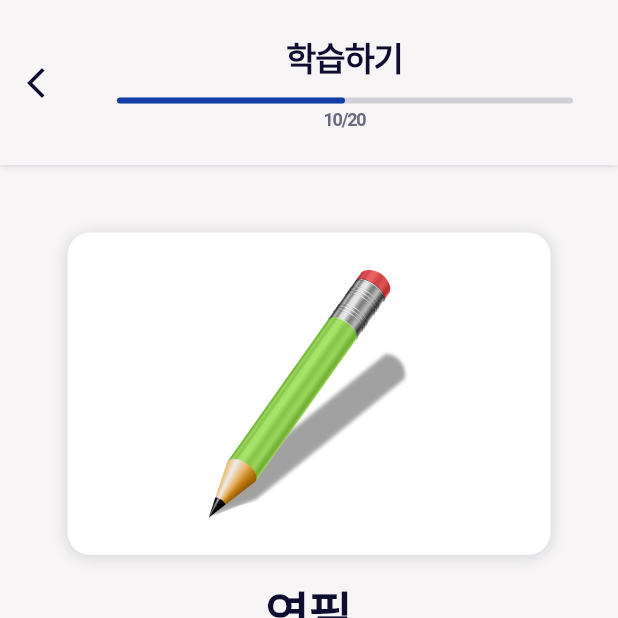
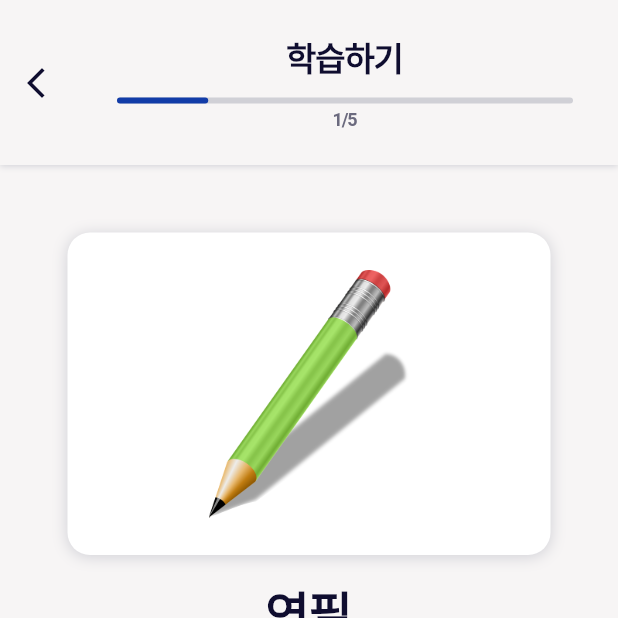
Before and after one commit to aeri123443/JuniorVoca, a Flutter app: the screen it shows after launch, after a tap on the "volume down" icon, on a phone screen of 412 x 824 dp, the top half of it. Run offline on Flutter 3.47's test engine with Material 3 defaults, Android fonts, the phone set to English and light mode, and no system bars; Roboto replaces fonts that are missing (Pretendard).

Commit message:
[feat] 학습 기능 구현
Resolves : #18, #21

```diff
--- /dev/null
+++ b/assets/words/day1.json
@@ -0,0 +1,27 @@
+[
+    {
+      "image": "assets/images/card_pencil.png",
+      "word": "Pencil",
+      "meaning": "연필"
+    },
+    {
+      "image": "assets/images/card_banana.png",
+      "word": "Banana",
+      "meaning": "바나나"
+    },
+    {
+      "image": "assets/images/card_cat.png",
+      "word": "Cat",
+      "meaning": "고양이"
+    },
+    {
+      "image": "assets/images/card_dog.png",
+      "word": "Dog",
+      "meaning": "강아지"
+    },
+    {
+      "image": "assets/images/card_scissors.png",
+      "word": "Scissors",
+      "meaning": "가위"
+    }
+  ]
--- a/lib/main.dart
+++ b/lib/main.dart
@@ -2,6 +2,7 @@ import 'package:flutter/material.dart';
 // import 'package:juniorvoca/screens/home_page.dart';
 import 'package:juniorvoca/styles/colors.dart';
 import 'package:juniorvoca/screens/learning_page.dart';
+
 void main() {
   runApp(const MyApp());
 }
--- a/lib/screens/learning_page.dart
+++ b/lib/screens/learning_page.dart
@@ -1,50 +1,111 @@
+import 'dart:convert';
 import 'package:flutter/material.dart';
+import 'package:flutter/services.dart';
 import 'package:juniorvoca/styles/theme.dart';
 import 'package:juniorvoca/widgets/bottomnavbar.dart';
 import 'package:juniorvoca/widgets/appbar.dart';
 import 'package:juniorvoca/widgets/image_card.dart';
 import 'package:juniorvoca/widgets/icon_button.dart';
 
-class LearningPage extends StatelessWidget {
+class VocaItem {
+  final String image;
+  final String word;
+  final String meaning;
+
+  VocaItem({
+    required this.image,
+    required this.word,
+    required this.meaning,
+  });
+
+  // Json 데이터를 VocaItem 객체로 변환
+  factory VocaItem.fromJson(Map<String, dynamic> json) {
+    return VocaItem(
+      image: json['image'],
+      word: json['word'],
+      meaning: json['meaning'],
+    );
+  }
+}
+
+class LearningPage extends StatefulWidget {
   final String userName;
 
   const LearningPage({
     super.key,
-    required this.userName
+    required this.userName,
   });
+
+  @override
+  State<LearningPage> createState() => _LearningPageState();
+}
+
+class _LearningPageState extends State<LearningPage> {
+  List<VocaItem> vocaItems = [];
+  int _currentIndex = 0;
+  final PageController _pageController = PageController();
+  bool _dataLoaded = false;
+
+  @override
+  void initState() {
+    super.initState();
+    loadData();
+  }
+
+  // 데이터 로드 후 VocaItem 객체로 변환
+  Future<void> loadData() async {
+    String jsonString = await rootBundle.loadString('assets/words/day1.json');
+    final jsonData = jsonDecode(jsonString) as List<dynamic>;
+    vocaItems = jsonData.map((item) => VocaItem.fromJson(item as Map<String, dynamic>)).toList();
+    setState(() {
+      _dataLoaded = true;
+    });
+  }
 
   @override
   Widget build(BuildContext context) {
     final double screenWidth = MediaQuery.of(context).size.width;
 
+    if (!_dataLoaded) {
+      return const Center(
+        child: CircularProgressIndicator(),
+      );
+    }
     return Scaffold(
       body: Column(
         children: [
           // 상단바
-          const ProgressAppbar(),
+          ProgressAppbar(
+            currentIndex:_currentIndex,
+            totalCount: vocaItems.length,
+          ),
           // 메인화면
           Expanded(
-            child: Container(
+            child: PageView.builder(
+              controller: _pageController,
+              itemCount: vocaItems.length,
+              itemBuilder: (context, index) {
+                return Container(
                   width: screenWidth,
                   margin: const EdgeInsets.all(45),
                   child: Column(
                     mainAxisAlignment: MainAxisAlignment.spaceBetween,
                     children: [
                       // 이미지 카드
-                  const ImageCard(
-                    imagePath: 'assets/images/card_pencil.png',
+                      ImageCard(
+                        imagePath: vocaItems[index].image,
                       ),
                       // 단어
                       Column(
                         children: [
                           Text(
-                        '연필',
+                            vocaItems[index].meaning,
                             style: AppTheme.headline1Bold.copyWith(
                               height: 0.8,
                             ),
                           ),
-                      const Text(
-                        'Pencil',
+                          Text(
+                            vocaItems[index].word,
                             style: AppTheme.headline1Bold,
                           ),
                         ],
@@ -81,6 +142,13 @@ class LearningPage extends StatelessWidget {
                       )
                     ],
                   ),
+                );
+              },
+              onPageChanged: (index) {
+                setState(() {
+                  _currentIndex = index;
+                });
+              },
             ),
           ),
         ],
--- a/lib/widgets/appbar.dart
+++ b/lib/widgets/appbar.dart
@@ -27,13 +27,19 @@ class MainAppBar extends StatelessWidget implements PreferredSizeWidget {
 }
 
 class ProgressAppbar extends StatelessWidget{
+  final int currentIndex;
+  final int totalCount;
 
-  const ProgressAppbar({super.key});
+  const ProgressAppbar({
+    super.key,
+    required this.currentIndex,
+    required this.totalCount,
+  });
 
   @override
   Widget build(BuildContext context) {
 
-    double value = 0.5;
+    double value = ( currentIndex + 1 ) / totalCount;
     final double screenTop = MediaQuery.of(context).padding.top;
 
     return Container(
@@ -72,7 +78,11 @@ class ProgressAppbar extends StatelessWidget{
                 ),
                 const SizedBox(height: 10,),
                 // 진행바
-                CustomProgressIndicator(value: value),
+                CustomProgressIndicator(
+                  value: value,
+                  currentIndex: currentIndex,
+                  totalCount: totalCount,
+                ),
               ],
             ),
           ),
--- a/lib/widgets/progress_indicator.dart
+++ b/lib/widgets/progress_indicator.dart
@@ -74,14 +74,19 @@ class MainProgressIndicator extends StatelessWidget{
 class CustomProgressIndicator extends StatelessWidget{
 
   final double value;
+  final int currentIndex;
+  final int totalCount;
 
   const CustomProgressIndicator({
     super.key,
     required this.value,
+    required this.currentIndex,
+    required this.totalCount,
   });
 
   @override
   Widget build(BuildContext context) {
+
     return Column(
       children: [
         Container(
@@ -93,13 +98,11 @@ class CustomProgressIndicator extends StatelessWidget{
             valueColor: const AlwaysStoppedAnimation<Color>(AppColors.colorPrimaryDefault),
           ),
         ),
-        const Text(
-          '10/20',
+        Text(
+          '${currentIndex+1}/$totalCount',
           style: AppTheme.caption,
         ),
       ],
     );
-
-
   }
 }
--- a/pubspec.yaml
+++ b/pubspec.yaml
@@ -34,7 +34,6 @@ dependencies:
 
   # The following adds the Cupertino Icons font to your application.
   # Use with the CupertinoIcons class for iOS style icons.
-  cupertino_icons: ^1.0.6
 
 dev_dependencies:
   flutter_test:
@@ -61,6 +60,7 @@ flutter:
   # To add assets to your application, add an assets section, like this:
   assets:
     - assets/images/
+    - assets/words/
 
   # An image asset can refer to one or more resolution-specific "variants", see
   # https://flutter.dev/assets-and-images/#resolution-aware
```
Also changed, not shown: assets/images/card_banana.png (added), assets/images/card_cat.png (added), assets/images/card_dog.png (added), assets/images/card_scissors.png (added), pubspec.lock. Lines whose indentation alone changed are shown as unchanged.
